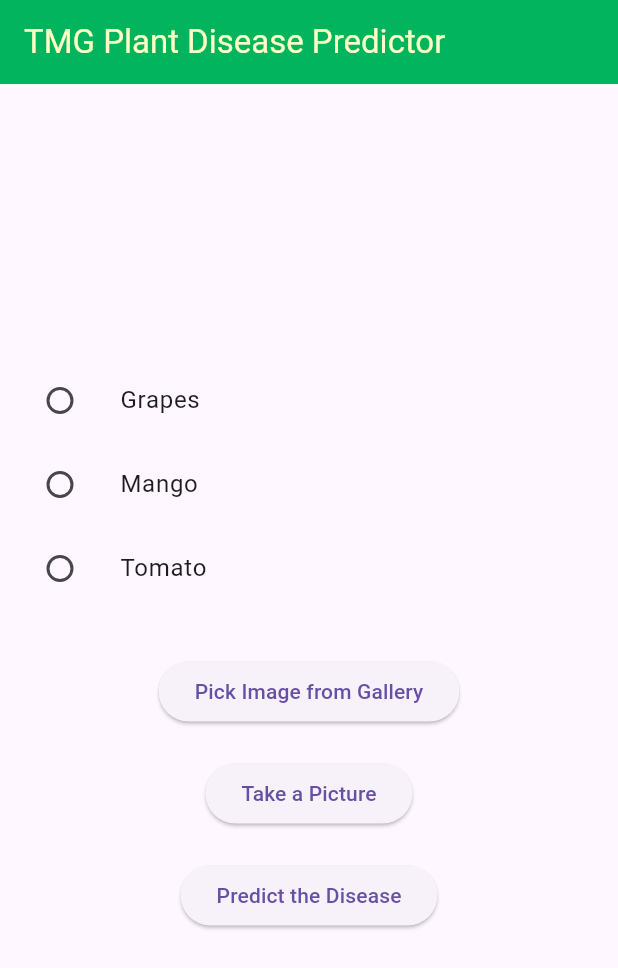
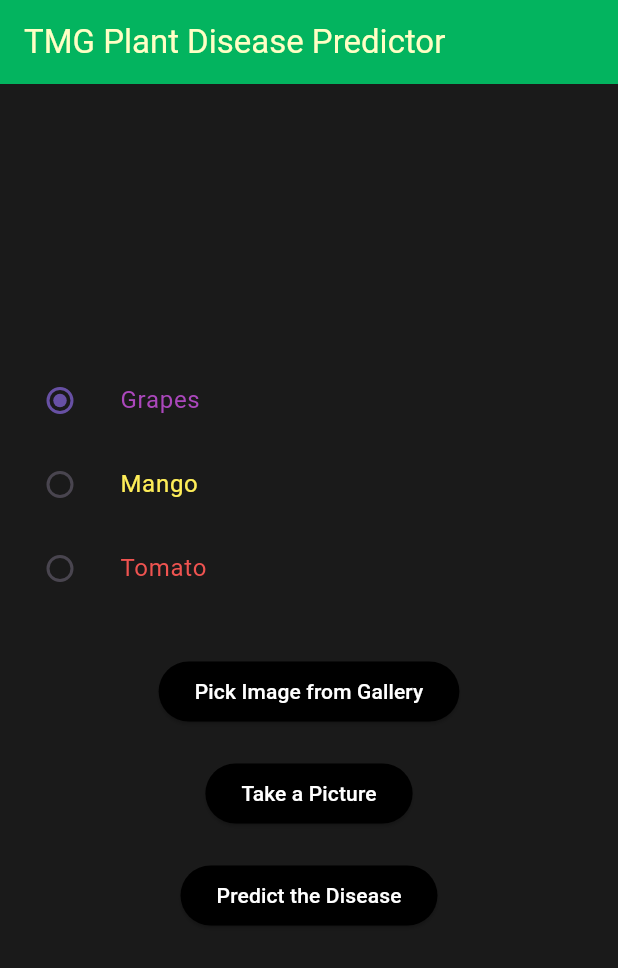
Before and after one commit to FabiansDock/tmg-disease-predictor, a Flutter app: the screen it shows after launch, on a phone screen of 412 x 824 dp. Shown: the top 968 px of the screen. Run offline on Flutter 3.47's test engine with Material 3 defaults, Android fonts, the phone set to English and light mode, and no system bars; our stand-ins replace another_flutter_splash_screen, image_picker.

Commit message:
Styled the main page

```diff
--- a/frontend/tmg/lib/main.dart
+++ b/frontend/tmg/lib/main.dart
@@ -48,7 +48,8 @@ class ImageUploadPage extends StatefulWidget {
 class _ImageUploadPageState extends State<ImageUploadPage> {
   File? _imageFile;
   String? _responseText;
-  PlantCategory? _plant;
+  PlantCategory? _plant = PlantCategory.grapes;
+  var fontColor = Colors.purple[900];
 
   final ImagePicker _picker = ImagePicker();
   bool _isAnimated = false;
@@ -105,11 +106,12 @@ class _ImageUploadPageState extends State<ImageUploadPage> {
 
   @override
   Widget build(BuildContext context) {
-    var fontColor = Colors.purple[900];
+    var infoColor = Colors.white;
     const fontSize = 20.0;
     const fontWeight = FontWeight.bold;
 
     return Scaffold(
+      backgroundColor: const Color.fromARGB(255, 26, 26, 26),
       appBar: AppBar(
         title: const Text('TMG Plant Disease Predictor'),
         backgroundColor: const Color.fromARGB(255, 3, 180, 95),
@@ -121,53 +123,74 @@ class _ImageUploadPageState extends State<ImageUploadPage> {
             mainAxisAlignment: MainAxisAlignment.center,
             children: <Widget>[
               AnimatedOpacity(
-                duration: const Duration(
-                    milliseconds: 800), // Duration of the animation
-                opacity: _isAnimated
-                    ? 1.0
-                    : 0.0, // Set opacity based on animation trigger
+                duration: const Duration(milliseconds: 800),
+                opacity: _isAnimated ? 1.0 : 0.0,
                 child: _imageFile == null
                     ? const Text('No image selected.')
-                    : Image.file(_imageFile!),
+                    : Image.file(
+                        _imageFile!,
+                        width: 400,
+                        height: 200,
+                        fit: BoxFit.cover,
+                      ),
               ),
               ListTile(
-                title: const Text('Grapes'),
+                title: Text(
+                  'Grapes',
+                  style: TextStyle(color: Colors.purple[400]),
+                ),
                 leading: Radio<PlantCategory>(
                   value: PlantCategory.grapes,
                   groupValue: _plant,
                   onChanged: (PlantCategory? value) {
                     setState(() {
                       _plant = value;
+                      fontColor = Colors.purple[400];
+                      _responseText = null;
                     });
                   },
                 ),
               ),
               ListTile(
-                title: const Text('Mango'),
+                title: Text(
+                  'Mango',
+                  style: TextStyle(color: Colors.yellow[400]),
+                ),
                 leading: Radio<PlantCategory>(
                   value: PlantCategory.mango,
                   groupValue: _plant,
                   onChanged: (PlantCategory? value) {
                     setState(() {
                       _plant = value;
+                      fontColor = Colors.yellow[400];
+                      _responseText = null;
                     });
                   },
                 ),
               ),
               ListTile(
-                title: const Text('Tomato'),
+                title: Text(
+                  'Tomato',
+                  style: TextStyle(color: Colors.red[400]),
+                ),
                 leading: Radio<PlantCategory>(
                   value: PlantCategory.tomato,
                   groupValue: _plant,
                   onChanged: (PlantCategory? value) {
                     setState(() {
                       _plant = value;
+                      fontColor = Colors.red[400];
+                      _responseText = null;
                     });
                   },
                 ),
               ),
               const SizedBox(height: 30),
               ElevatedButton(
+                style: ButtonStyle(
+                  backgroundColor: MaterialStateProperty.all(Colors.black),
+                  foregroundColor: MaterialStateProperty.all(Colors.white),
+                ),
                 onPressed: () {
                   _getImage(ImageSource.gallery);
                   setState(() {
@@ -178,6 +201,10 @@ class _ImageUploadPageState extends State<ImageUploadPage> {
               ),
               const SizedBox(height: 20),
               ElevatedButton(
+                style: ButtonStyle(
+                  backgroundColor: MaterialStateProperty.all(Colors.black),
+                  foregroundColor: MaterialStateProperty.all(Colors.white),
+                ),
                 onPressed: () {
                   _getImage(ImageSource.camera);
                   setState(() {
@@ -188,6 +215,10 @@ class _ImageUploadPageState extends State<ImageUploadPage> {
               ),
               const SizedBox(height: 20),
               ElevatedButton(
+                style: ButtonStyle(
+                  backgroundColor: MaterialStateProperty.all(Colors.black),
+                  foregroundColor: MaterialStateProperty.all(Colors.white),
+                ),
                 onPressed: _uploadImage,
                 child: const Text('Predict the Disease'),
               ),
@@ -206,7 +237,11 @@ class _ImageUploadPageState extends State<ImageUploadPage> {
                                 fontSize: fontSize,
                               ),
                             ),
-                            Text('\t${jsonDecode(_responseText!)[2]['Disease Name']}\n\n',
+                            Text(
+                              '\t${jsonDecode(_responseText!)[2]['Disease Name']}\n\n',
+                              style: TextStyle(
+                                color: infoColor,
+                              ),
                               textAlign: TextAlign.left,
                             ),
                             Text(
@@ -217,7 +252,11 @@ class _ImageUploadPageState extends State<ImageUploadPage> {
                                 fontSize: fontSize,
                               ),
                             ),
-                            Text('\t${jsonDecode(_responseText!)[0]['causitive_agent']}\n\n',
+                            Text(
+                              '\t${jsonDecode(_responseText!)[0]['causitive_agent']}\n\n',
+                              style: TextStyle(
+                                color: infoColor,
+                              ),
                               textAlign: TextAlign.left,
                             ),
                             Text(
@@ -228,7 +267,11 @@ class _ImageUploadPageState extends State<ImageUploadPage> {
                                 fontSize: fontSize,
                               ),
                             ),
-                            Text('\t${jsonDecode(_responseText!)[0]['scientific_name']}\n\n',
+                            Text(
+                              '\t${jsonDecode(_responseText!)[0]['scientific_name']}\n\n',
+                              style: TextStyle(
+                                color: infoColor,
+                              ),
                               textAlign: TextAlign.left,
                             ),
                             Text(
@@ -239,7 +282,11 @@ class _ImageUploadPageState extends State<ImageUploadPage> {
                                 fontSize: fontSize,
                               ),
                             ),
-                            Text('\t${jsonDecode(_responseText!)[0]['symptoms']}\n\n',
+                            Text(
+                              '\t${jsonDecode(_responseText!)[0]['symptoms']}\n\n',
+                              style: TextStyle(
+                                color: infoColor,
+                              ),
                               textAlign: TextAlign.left,
                             ),
                             Text(
@@ -250,7 +297,11 @@ class _ImageUploadPageState extends State<ImageUploadPage> {
                                 fontSize: fontSize,
                               ),
                             ),
-                            Text('\t${jsonDecode(_responseText!)[0]['treatment']}\n\n',
+                            Text(
+                              '\t${jsonDecode(_responseText!)[0]['treatment']}\n\n',
+                              style: TextStyle(
+                                color: infoColor,
+                              ),
                               textAlign: TextAlign.left,
                             ),
                             Text(
@@ -261,14 +312,19 @@ class _ImageUploadPageState extends State<ImageUploadPage> {
                                 fontSize: fontSize,
                               ),
                             ),
-                            Text('\t${(double.parse(jsonDecode(_responseText!)[1]['Probability'])*100).toStringAsFixed(2)} %\n\n',
+                            Text(
+                              '\t${(double.parse(jsonDecode(_responseText!)[1]['Probability']) * 100).toStringAsFixed(2)} %\n\n',
+                              style: TextStyle(
+                                color: infoColor,
+                              ),
                               textAlign: TextAlign.left,
                             ),
                           ],
                         )
                       : Text(
-                          jsonDecode(_responseText!)['message']+"😁😁😁",
-                          style: const TextStyle(
+                          jsonDecode(_responseText!)['message'] + "😁😁😁",
+                          style: TextStyle(
+                            color: infoColor,
                             fontWeight: fontWeight,
                             fontSize: fontSize,
                           ),
```
Lines whose indentation alone changed are shown as unchanged.
